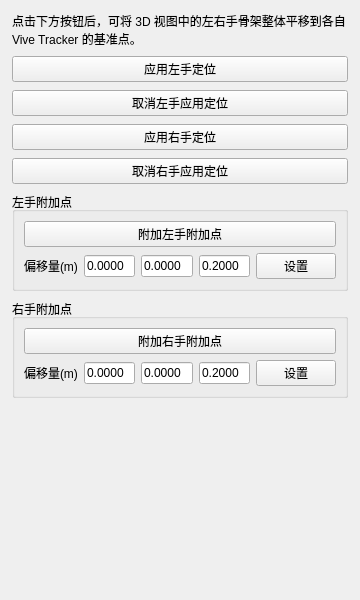
Above: ui/vive_tracker_caliApply.ui from FOHEART/MotionGloveSDK_python before the change. Below: the same form after it.
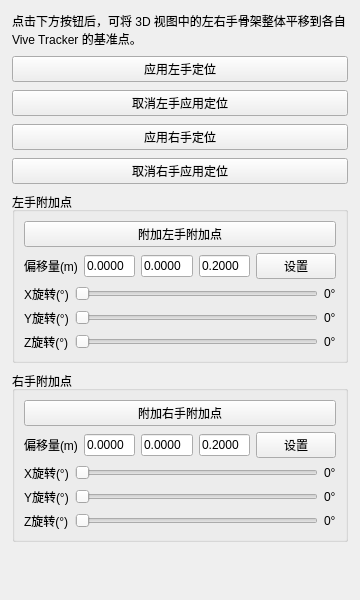
That is the form after the change.

Commit message: feat: Enhance left-hand tracker functionality with attach-axis rotation controls

What changed in the file:
```diff
--- a/ui/vive_tracker_caliApply.ui
+++ b/ui/vive_tracker_caliApply.ui
@@ -122,6 +122,99 @@
             </item>
            </layout>
           </item>
+            <item>
+             <layout class="QHBoxLayout" name="leftAttachAxisXRotationLayout">
+            <item>
+             <widget class="QLabel" name="leftAttachAxisXRotationLabel">
+              <property name="text">
+               <string>X旋转(°)</string>
+              </property>
+             </widget>
+            </item>
+            <item>
+             <widget class="QSlider" name="leftAttachAxisXRotationSlider">
+              <property name="orientation">
+               <enum>Qt::Horizontal</enum>
+              </property>
+              <property name="minimum">
+               <number>0</number>
+              </property>
+              <property name="maximum">
+               <number>360</number>
+              </property>
+             </widget>
+            </item>
+            <item>
+             <widget class="QLabel" name="leftAttachAxisXRotationValueLabel">
+              <property name="text">
+               <string>0°</string>
+              </property>
+             </widget>
+            </item>
+             </layout>
+            </item>
+            <item>
+             <layout class="QHBoxLayout" name="leftAttachAxisYRotationLayout">
+            <item>
+             <widget class="QLabel" name="leftAttachAxisYRotationLabel">
+              <property name="text">
+               <string>Y旋转(°)</string>
+              </property>
+             </widget>
+            </item>
+            <item>
+             <widget class="QSlider" name="leftAttachAxisYRotationSlider">
+              <property name="orientation">
+               <enum>Qt::Horizontal</enum>
+              </property>
+              <property name="minimum">
+               <number>0</number>
+              </property>
+              <property name="maximum">
+               <number>360</number>
+              </property>
+             </widget>
+            </item>
+            <item>
+             <widget class="QLabel" name="leftAttachAxisYRotationValueLabel">
+              <property name="text">
+               <string>0°</string>
+              </property>
+             </widget>
+            </item>
+             </layout>
+            </item>
+            <item>
+             <layout class="QHBoxLayout" name="leftAttachAxisZRotationLayout">
+            <item>
+             <widget class="QLabel" name="leftAttachAxisZRotationLabel">
+              <property name="text">
+               <string>Z旋转(°)</string>
+              </property>
+             </widget>
+            </item>
+            <item>
+             <widget class="QSlider" name="leftAttachAxisZRotationSlider">
+              <property name="orientation">
+               <enum>Qt::Horizontal</enum>
+              </property>
+              <property name="minimum">
+               <number>0</number>
+              </property>
+              <property name="maximum">
+               <number>360</number>
+              </property>
+             </widget>
+            </item>
+            <item>
+             <widget class="QLabel" name="leftAttachAxisZRotationValueLabel">
+              <property name="text">
+               <string>0°</string>
+              </property>
+             </widget>
+            </item>
+             </layout>
+            </item>
       </layout>
      </widget>
     </item>
@@ -177,6 +270,99 @@
        </item>
       </layout>
        </item>
+         <item>
+          <layout class="QHBoxLayout" name="rightAttachAxisXRotationLayout">
+           <item>
+            <widget class="QLabel" name="rightAttachAxisXRotationLabel">
+             <property name="text">
+              <string>X旋转(°)</string>
+             </property>
+            </widget>
+           </item>
+           <item>
+            <widget class="QSlider" name="rightAttachAxisXRotationSlider">
+             <property name="orientation">
+              <enum>Qt::Horizontal</enum>
+             </property>
+             <property name="minimum">
+              <number>0</number>
+             </property>
+             <property name="maximum">
+              <number>360</number>
+             </property>
+            </widget>
+           </item>
+           <item>
+            <widget class="QLabel" name="rightAttachAxisXRotationValueLabel">
+             <property name="text">
+              <string>0°</string>
+             </property>
+            </widget>
+           </item>
+          </layout>
+         </item>
+         <item>
+          <layout class="QHBoxLayout" name="rightAttachAxisYRotationLayout">
+           <item>
+            <widget class="QLabel" name="rightAttachAxisYRotationLabel">
+             <property name="text">
+              <string>Y旋转(°)</string>
+             </property>
+            </widget>
+           </item>
+           <item>
+            <widget class="QSlider" name="rightAttachAxisYRotationSlider">
+             <property name="orientation">
+              <enum>Qt::Horizontal</enum>
+             </property>
+             <property name="minimum">
+              <number>0</number>
+             </property>
+             <property name="maximum">
+              <number>360</number>
+             </property>
+            </widget>
+           </item>
+           <item>
+            <widget class="QLabel" name="rightAttachAxisYRotationValueLabel">
+             <property name="text">
+              <string>0°</string>
+             </property>
+            </widget>
+           </item>
+          </layout>
+         </item>
+         <item>
+          <layout class="QHBoxLayout" name="rightAttachAxisZRotationLayout">
+           <item>
+            <widget class="QLabel" name="rightAttachAxisZRotationLabel">
+             <property name="text">
+              <string>Z旋转(°)</string>
+             </property>
+            </widget>
+           </item>
+           <item>
+            <widget class="QSlider" name="rightAttachAxisZRotationSlider">
+             <property name="orientation">
+              <enum>Qt::Horizontal</enum>
+             </property>
+             <property name="minimum">
+              <number>0</number>
+             </property>
+             <property name="maximum">
+              <number>360</number>
+             </property>
+            </widget>
+           </item>
+           <item>
+            <widget class="QLabel" name="rightAttachAxisZRotationValueLabel">
+             <property name="text">
+              <string>0°</string>
+             </property>
+            </widget>
+           </item>
+          </layout>
+         </item>
       </layout>
      </widget>
     </item>
```
The commit also changes 15 other files.
